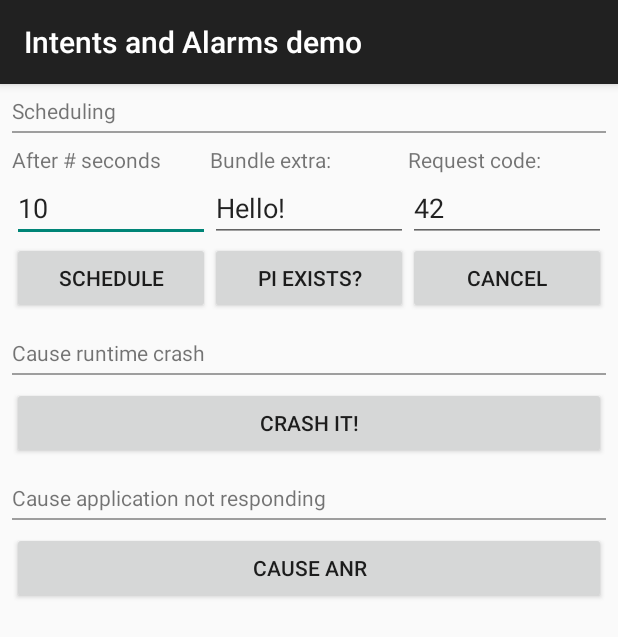
After one commit to luboganev/testground, an Android app: the PendingAlarmsDemoActivity screen opened directly, with no data from a screen before it, on a phone screen of 412 x 824 dp. The commit adds this screen. Shown: the top 637 px of the screen. Run offline under Robolectric (Android 15) with nearby library versions, the phone set to English and light mode, and no system bars.

Commit message:
Add some demo code for pending intents and alarm testing

```diff
--- /dev/null
+++ b/TestgroundApp/app/src/main/res/layout/activity_pendingalarmsdemo.xml
@@ -0,0 +1,162 @@
+<?xml version="1.0" encoding="utf-8"?>
+<ScrollView xmlns:android="http://schemas.android.com/apk/res/android"
+    android:layout_width="match_parent"
+    android:layout_height="match_parent">
+
+    <LinearLayout
+        android:layout_width="match_parent"
+        android:layout_height="wrap_content"
+        android:orientation="vertical"
+        android:paddingBottom="@dimen/activity_vertical_margin"
+        android:paddingLeft="@dimen/activity_horizontal_margin"
+        android:paddingRight="@dimen/activity_horizontal_margin"
+        android:paddingTop="@dimen/activity_vertical_margin">
+
+        <TextView
+            android:layout_width="match_parent"
+            android:layout_height="wrap_content"
+            android:text="Scheduling" />
+
+        <View
+            android:layout_width="match_parent"
+            android:layout_height="1dp"
+            android:layout_marginTop="4dp"
+            android:background="@color/colorGrey500" />
+
+        <LinearLayout
+            android:layout_width="match_parent"
+            android:layout_height="wrap_content"
+            android:layout_marginTop="8dp"
+            android:orientation="horizontal">
+
+            <LinearLayout
+                android:layout_width="0dp"
+                android:layout_height="wrap_content"
+                android:layout_weight="1"
+                android:orientation="vertical">
+
+                <TextView
+                    android:layout_width="match_parent"
+                    android:layout_height="wrap_content"
+                    android:text="After # seconds" />
+
+                <EditText
+                    android:id="@+id/editTextTime"
+                    android:layout_width="match_parent"
+                    android:layout_height="wrap_content"
+                    android:inputType="number"
+                    android:text="10"/>
+            </LinearLayout>
+
+            <LinearLayout
+                android:layout_width="0dp"
+                android:layout_height="wrap_content"
+                android:layout_weight="1"
+                android:orientation="vertical">
+
+                <TextView
+                    android:layout_width="match_parent"
+                    android:layout_height="wrap_content"
+                    android:text="Bundle extra:" />
+
+                <EditText
+                    android:id="@+id/editTextMessage"
+                    android:layout_width="match_parent"
+                    android:layout_height="wrap_content"
+                    android:inputType="number"
+                    android:text="Hello!"/>
+            </LinearLayout>
+
+            <LinearLayout
+                android:layout_width="0dp"
+                android:layout_height="wrap_content"
+                android:layout_weight="1"
+                android:orientation="vertical">
+
+                <TextView
+                    android:layout_width="match_parent"
+                    android:layout_height="wrap_content"
+                    android:text="Request code:" />
+
+                <EditText
+                    android:id="@+id/editTextRq"
+                    android:layout_width="match_parent"
+                    android:layout_height="wrap_content"
+                    android:inputType="number"
+                    android:text="42"/>
+
+            </LinearLayout>
+        </LinearLayout>
+
+        <LinearLayout
+            android:layout_width="match_parent"
+            android:layout_height="wrap_content"
+            android:orientation="horizontal">
+
+            <Button
+                android:id="@+id/scheduleButton"
+                android:layout_width="0dp"
+                android:layout_height="wrap_content"
+                android:layout_weight="1"
+                android:onClick="onScheduleButtonClick"
+                android:text="Schedule" />
+
+            <Button
+                android:id="@+id/checkIntentExistsButton"
+                android:layout_width="0dp"
+                android:layout_height="wrap_content"
+                android:layout_weight="1"
+                android:onClick="onCheckIntentExistsButtonClick"
+                android:text="PI Exists?" />
+
+            <Button
+                android:id="@+id/cancelAlarmButton"
+                android:layout_width="0dp"
+                android:layout_height="wrap_content"
+                android:layout_weight="1"
+                android:onClick="onCancelAlarmButtonClick"
+                android:text="Cancel" />
+        </LinearLayout>
+
+        <TextView
+            android:layout_width="match_parent"
+            android:layout_height="wrap_content"
+            android:layout_marginTop="16dp"
+            android:text="Cause runtime crash" />
+
+        <View
+            android:layout_width="match_parent"
+            android:layout_height="1dp"
+            android:layout_marginTop="4dp"
+            android:background="@color/colorGrey500" />
+
+        <Button
+            android:id="@+id/causeRuntimeExceptionButton"
+            android:layout_width="match_parent"
+            android:layout_height="wrap_content"
+            android:layout_marginTop="8dp"
+            android:onClick="onCauseRuntimeExceptionButtonClick"
+            android:text="Crash it!" />
+
+        <TextView
+            android:layout_width="match_parent"
+            android:layout_height="wrap_content"
+            android:layout_marginTop="16dp"
+            android:text="Cause application not responding" />
+
+        <View
+            android:layout_width="match_parent"
+            android:layout_height="1dp"
+            android:layout_marginTop="4dp"
+            android:background="@color/colorGrey500" />
+
+        <Button
+            android:id="@+id/causeANRButton"
+            android:layout_width="match_parent"
+            android:layout_height="wrap_content"
+            android:layout_marginTop="8dp"
+            android:onClick="onCauseANRButtonClick"
+            android:text="Cause ANR" />
+
+    </LinearLayout>
+</ScrollView>
--- /dev/null
+++ b/TestgroundApp/app/src/main/res/values/colors.xml
@@ -0,0 +1,4 @@
+<?xml version="1.0" encoding="utf-8"?>
+<resources>
+    <color name="colorGrey500">#9E9E9E</color>
+</resources>
--- a/TestgroundApp/app/src/main/res/values/strings.xml
+++ b/TestgroundApp/app/src/main/res/values/strings.xml
@@ -8,11 +8,13 @@
     <string name="title_activity_intentbuilder">Intent builder demo</string>
     <string name="title_activity_image_scale_demo">ImageView ScaleType demo</string>
     <string name="title_activity_touchdown_demo">Touch wrapper demo</string>
+    <string name="title_activity_pendingalarms_demo">Intents and Alarms demo</string>
     <string name="main_button_intent_builder">Intent Builder</string>
     <string name="main_button_broadcastdemo">Local broadcast</string>
     <string name="main_button_headlessfragmentdemo">Headless fragment</string>
     <string name="main_button_imagescaledemo">ImageView ScaleType</string>
     <string name="main_button_touchdowndemo">Touch wrapper demo</string>
+    <string name="main_button_pendingalarmsdemo">Intents and Alarms demo</string>
     <string name="hello_world">Hello world!</string>
     <string name="action_settings">Settings</string>
 
--- a/TestgroundApp/build.gradle
+++ b/TestgroundApp/build.gradle
@@ -5,7 +5,7 @@ buildscript {
         jcenter()
     }
     dependencies {
-        classpath 'com.android.tools.build:gradle:1.2.2'
+        classpath 'com.android.tools.build:gradle:2.1.0'
 
         // NOTE: Do not place your application dependencies here; they belong
         // in the individual module build.gradle files
@@ -17,3 +17,7 @@ allprojects {
         jcenter()
     }
 }
+
+task clean(type: Delete) {
+    delete rootProject.buildDir
+}
```
Also changed, not shown: TestgroundApp/app/build.gradle (+7 -7 lines), TestgroundApp/app/src/main/AndroidManifest.xml (+11 -0 lines), TestgroundApp/app/src/main/java/com/luboganev/testground/activities/MainActivity.java (+7 -1 lines), TestgroundApp/app/src/main/java/com/luboganev/testground/activities/PendingAlarmsDemoActivity.java (added, +131 -0 lines), TestgroundApp/app/src/main/res/layout/activity_main.xml (+20 -0 lines).
